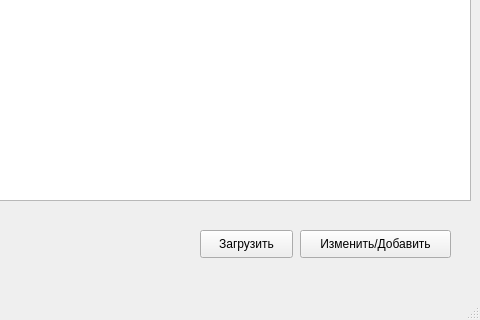
Qt form cappuccino/main.ui (natkor18/Yandex_Liceum_task) before a commit; both pictures show x 320 to 800 and y 280 to 600 of the 800 by 600 pixel window.
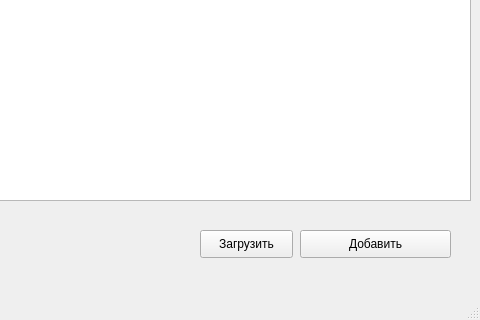
The same form after that commit.

The edit to the form file:
```diff
--- a/cappuccino/main.ui
+++ b/cappuccino/main.ui
@@ -82,7 +82,7 @@
      </rect>
     </property>
     <property name="text">
-     <string>Изменить/Добавить</string>
+     <string>Добавить</string>
     </property>
    </widget>
   </widget>
```
